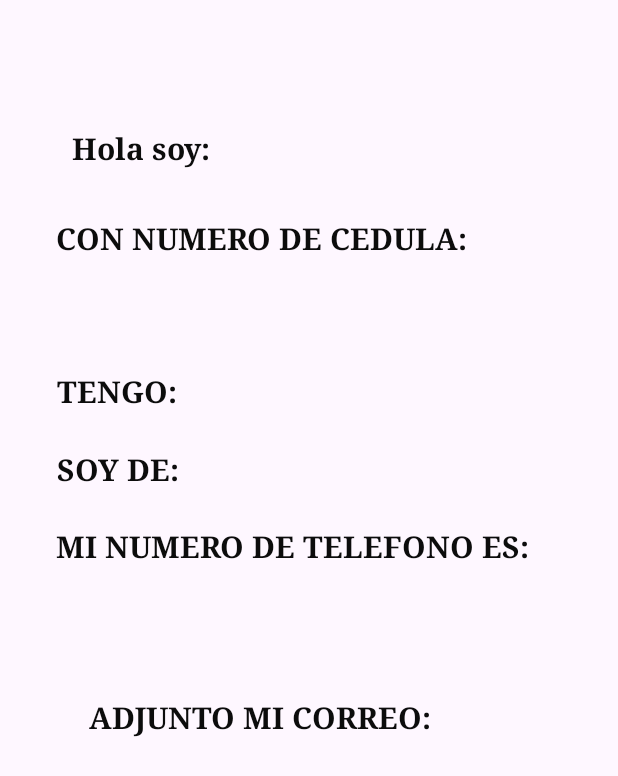
After one commit to JefersonManosalvas/Exam-IIP-movil, an Android app: the layout activity_ficha_generada.xml on its own in the app's theme, with its tools: preview values and no code run, on a phone screen of 412 x 824 dp. The commit adds this screen. Shown: the top 776 px of the screen. Run offline under Robolectric (Android 15) with nearby library versions, the phone set to English and light mode, and no system bars.

Commit message:
envio de datos

```diff
--- a/app/src/main/AndroidManifest.xml
+++ b/app/src/main/AndroidManifest.xml
@@ -13,6 +13,9 @@
         android:theme="@style/Theme.Ficha_Personal"
         tools:targetApi="31">
         <activity
+            android:name=".ficha_generada"
+            android:exported="false" />
+        <activity
             android:name=".MainActivity"
             android:exported="true">
             <intent-filter>
--- a/app/src/main/java/com/jpml/ficha_personal/MainActivity.java
+++ b/app/src/main/java/com/jpml/ficha_personal/MainActivity.java
@@ -2,13 +2,20 @@ package com.jpml.ficha_personal;
 
 import androidx.appcompat.app.AppCompatActivity;
 
+import android.app.DatePickerDialog;
+import android.content.Intent;
 import android.os.Bundle;
+import android.view.View;
 import android.widget.Button;
+import android.widget.DatePicker;
 import android.widget.EditText;
+
+import java.util.Calendar;
 
 public class MainActivity extends AppCompatActivity {
     EditText cedula,nombre,apellido,fechaN,correo,telefono,direccion;
     Button calendario,enviar;
+    String fecha;
 
     @Override
     protected void onCreate(Bundle savedInstanceState) {
@@ -23,6 +30,60 @@ public class MainActivity extends AppCompatActivity {
         direccion=findViewById(R.id.ed_direccion);
         calendario=findViewById(R.id.btn_calendario);
         enviar=findViewById(R.id.btn_enviar);
+        enviar.setOnClickListener(new View.OnClickListener() {
+            @Override
+            public void onClick(View view) {
+                envia_form();
+            }
+        });
+
+
 
     }
+
+    public void envia_form(){
+        Bundle datos = new Bundle();
+        String cedulaP = cedula.getText().toString();
+        String nombresP = nombre.getText().toString();
+        String Apellido = apellido.getText().toString();
+        String Fechan = fechaN.getText().toString();
+        String Correo = correo.getText().toString();
+        String Telefono = telefono.getText().toString();
+        String Direccion = direccion.getText().toString();
+
+            Intent intent = new Intent(MainActivity.this, ficha_generada.class);
+            datos.putString("cedulaP", cedulaP);
+            datos.putString("nombresP", nombresP);
+            datos.putString("apellido", Apellido);
+            datos.putString("fecha", Fechan);
+            datos.putString("correo", Correo);
+            datos.putString("telefono", Telefono);
+            datos.putString("direccion", Direccion);
+            intent.putExtras(datos);
+            startActivity(intent);
+
+
+
+
+
+
+    }
+
+    public void AbrirCalendario(View view) {
+        Calendar cal = Calendar.getInstance();
+        int anio = cal.get(Calendar.YEAR);
+        int mes = cal.get(Calendar.MONTH);
+        int dia = cal.get(Calendar.DAY_OF_MONTH);
+        DatePickerDialog dpd = new DatePickerDialog(MainActivity.this, new DatePickerDialog.OnDateSetListener() {
+            @Override
+            public void onDateSet(DatePicker view, int year, int month, int dayOfMonth) {
+                fecha = dayOfMonth + "/" + (month + 1) + "/" + year;
+                fechaN.setText(fecha);
+            }
+        }, dia, mes, anio);
+        dpd.show();
+    }
+
+
+
 }
--- /dev/null
+++ b/app/src/main/java/com/jpml/ficha_personal/ficha_generada.java
@@ -0,0 +1,68 @@
+package com.jpml.ficha_personal;
+
+import androidx.appcompat.app.AppCompatActivity;
+
+import android.os.Bundle;
+import android.widget.TextView;
+import java.util.Calendar;
+
+public class ficha_generada extends AppCompatActivity {
+    TextView Cedula,Nombre,edad,Direccion,Telefono,Correo;
+    String fecha;
+
+    @Override
+    protected void onCreate(Bundle savedInstanceState) {
+        super.onCreate(savedInstanceState);
+        setContentView(R.layout.activity_ficha_generada);
+        Cedula=findViewById(R.id.txt_cedula);
+        Nombre=findViewById(R.id.txt_nombre);
+        edad=findViewById(R.id.txt_edad);
+        Direccion=findViewById(R.id.txt_direccion);
+        Telefono=findViewById(R.id.txt_telefono);
+        Correo=findViewById(R.id.txt_email);
+
+        Bundle datos = this.getIntent().getExtras();
+        String cedula = datos.getString("cedulaP");
+        String nombre = datos.getString("nombresP");
+        String apellido = datos.getString("apellido");
+         fecha = datos.getString("fecha");
+        String correo = datos.getString("correo");
+        String telefono = datos.getString("telefono");
+        String direccion = datos.getString("direccion");
+
+
+        Cedula.setText(cedula);
+        Nombre.setText(nombre+" "+apellido);
+        //edad.setText(calcul_edad(fecha));
+        Direccion.setText(direccion);
+        Telefono.setText(telefono);
+        Correo.setText(correo);
+
+    }
+
+
+
+//    public String calcul_edad(String fechaNacimiento) {
+//
+//        String[] partesFecha = fechaNacimiento.split("-");
+//        int añoNacimiento = Integer.parseInt(partesFecha[0]);
+//        int mesNacimiento = Integer.parseInt(partesFecha[1]) - 1; // Restar 1 porque los meses en Calendar empiezan en 0
+//        int diaNacimiento = Integer.parseInt(partesFecha[2]);
+//
+//
+//        Calendar fechaActual = Calendar.getInstance();
+//        int añoActual = fechaActual.get(Calendar.YEAR);
+//        int mesActual = fechaActual.get(Calendar.MONTH); // Los meses también empiezan en 0
+//        int diaActual = fechaActual.get(Calendar.DAY_OF_MONTH);
+//
+//        int edad = añoActual - añoNacimiento;
+//
+//
+//        if (mesActual < mesNacimiento || (mesActual == mesNacimiento && diaActual < diaNacimiento)) {
+//            edad--;
+//        }
+
+//
+//        return String.valueOf(edad);
+//    }
+}
--- /dev/null
+++ b/app/src/main/res/layout/activity_ficha_generada.xml
@@ -0,0 +1,188 @@
+<?xml version="1.0" encoding="utf-8"?>
+<androidx.constraintlayout.widget.ConstraintLayout xmlns:android="http://schemas.android.com/apk/res/android"
+    xmlns:app="http://schemas.android.com/apk/res-auto"
+    xmlns:tools="http://schemas.android.com/tools"
+    android:layout_width="match_parent"
+    android:layout_height="match_parent"
+    tools:context=".ficha_generada">
+
+    <TextView
+        android:id="@+id/txt_cedula"
+        android:layout_width="140dp"
+        android:layout_height="55dp"
+        android:fontFamily="serif"
+        android:textSize="16sp"
+        android:textStyle="bold"
+        app:layout_constraintBottom_toBottomOf="parent"
+        app:layout_constraintEnd_toEndOf="parent"
+        app:layout_constraintHorizontal_bias="0.136"
+        app:layout_constraintStart_toStartOf="parent"
+        app:layout_constraintTop_toTopOf="parent"
+        app:layout_constraintVertical_bias="0.258" />
+
+    <TextView
+        android:id="@+id/txt_edad"
+        android:layout_width="140dp"
+        android:layout_height="55dp"
+        android:fontFamily="serif"
+        android:textSize="16sp"
+        android:textStyle="bold"
+        app:layout_constraintBottom_toBottomOf="parent"
+        app:layout_constraintEnd_toEndOf="parent"
+        app:layout_constraintHorizontal_bias="0.653"
+        app:layout_constraintStart_toStartOf="parent"
+        app:layout_constraintTop_toTopOf="parent"
+        app:layout_constraintVertical_bias="0.325" />
+
+    <TextView
+        android:id="@+id/txt_direccion"
+        android:layout_width="201dp"
+        android:layout_height="58dp"
+        android:fontFamily="serif"
+        android:textSize="16sp"
+        android:textStyle="bold"
+        app:layout_constraintBottom_toBottomOf="parent"
+        app:layout_constraintEnd_toEndOf="parent"
+        app:layout_constraintHorizontal_bias="0.842"
+        app:layout_constraintStart_toStartOf="parent"
+        app:layout_constraintTop_toTopOf="parent"
+        app:layout_constraintVertical_bias="0.391" />
+
+    <TextView
+        android:id="@+id/txt_telefono"
+        android:layout_width="201dp"
+        android:layout_height="58dp"
+        android:fontFamily="serif"
+        android:textSize="16sp"
+        android:textStyle="bold"
+        app:layout_constraintBottom_toBottomOf="parent"
+        app:layout_constraintEnd_toEndOf="parent"
+        app:layout_constraintHorizontal_bias="0.419"
+        app:layout_constraintStart_toStartOf="parent"
+        app:layout_constraintTop_toTopOf="parent"
+        app:layout_constraintVertical_bias="0.538" />
+
+    <TextView
+        android:id="@+id/txt_email"
+        android:layout_width="201dp"
+        android:layout_height="58dp"
+        android:fontFamily="serif"
+        android:textSize="16sp"
+        android:textStyle="bold"
+        app:layout_constraintBottom_toBottomOf="parent"
+        app:layout_constraintEnd_toEndOf="parent"
+        app:layout_constraintHorizontal_bias="0.419"
+        app:layout_constraintStart_toStartOf="parent"
+        app:layout_constraintTop_toTopOf="parent"
+        app:layout_constraintVertical_bias="0.665" />
+
+    <TextView
+        android:id="@+id/txt_bienvenida"
+        android:layout_width="140dp"
+        android:layout_height="55dp"
+        android:fontFamily="serif"
+        android:text="Hola soy:"
+        android:textColor="#0C0C0C"
+        android:textSize="20sp"
+        android:textStyle="bold"
+        app:layout_constraintBottom_toBottomOf="parent"
+        app:layout_constraintEnd_toEndOf="parent"
+        app:layout_constraintHorizontal_bias="0.177"
+        app:layout_constraintStart_toStartOf="parent"
+        app:layout_constraintTop_toTopOf="parent"
+        app:layout_constraintVertical_bias="0.111" />
+
+    <TextView
+        android:id="@+id/txt_bienvenida2"
+        android:layout_width="301dp"
+        android:layout_height="59dp"
+        android:fontFamily="serif"
+        android:text="CON NUMERO DE CEDULA:"
+        android:textColor="#0C0C0C"
+        android:textSize="20sp"
+        android:textStyle="bold"
+        app:layout_constraintBottom_toBottomOf="parent"
+        app:layout_constraintEnd_toEndOf="parent"
+        app:layout_constraintHorizontal_bias="0.336"
+        app:layout_constraintStart_toStartOf="parent"
+        app:layout_constraintTop_toTopOf="parent"
+        app:layout_constraintVertical_bias="0.19" />
+
+    <TextView
+        android:id="@+id/txt_bienvenida3"
+        android:layout_width="139dp"
+        android:layout_height="58dp"
+        android:fontFamily="serif"
+        android:text="TENGO:"
+        android:textColor="#0C0C0C"
+        android:textSize="20sp"
+        android:textStyle="bold"
+        app:layout_constraintBottom_toBottomOf="parent"
+        app:layout_constraintEnd_toEndOf="parent"
+        app:layout_constraintHorizontal_bias="0.139"
+        app:layout_constraintStart_toStartOf="parent"
+        app:layout_constraintTop_toTopOf="parent"
+        app:layout_constraintVertical_bias="0.323" />
+
+    <TextView
+        android:id="@+id/txt_bienvenida4"
+        android:layout_width="139dp"
+        android:layout_height="58dp"
+        android:fontFamily="serif"
+        android:text="SOY DE:"
+        android:textColor="#0C0C0C"
+        android:textSize="20sp"
+        android:textStyle="bold"
+        app:layout_constraintBottom_toBottomOf="parent"
+        app:layout_constraintEnd_toEndOf="parent"
+        app:layout_constraintHorizontal_bias="0.139"
+        app:layout_constraintStart_toStartOf="parent"
+        app:layout_constraintTop_toTopOf="parent"
+        app:layout_constraintVertical_bias="0.391" />
+
+    <TextView
+        android:id="@+id/txt_bienvenida5"
+        android:layout_width="322dp"
+        android:layout_height="68dp"
+        android:fontFamily="serif"
+        android:text="MI NUMERO DE TELEFONO ES:"
+        android:textColor="#0C0C0C"
+        android:textSize="20sp"
+        android:textStyle="bold"
+        app:layout_constraintBottom_toBottomOf="parent"
+        app:layout_constraintEnd_toEndOf="parent"
+        app:layout_constraintHorizontal_bias="0.415"
+        app:layout_constraintStart_toStartOf="parent"
+        app:layout_constraintTop_toTopOf="parent"
+        app:layout_constraintVertical_bias="0.464" />
+
+    <TextView
+        android:id="@+id/txt_bienvenida6"
+        android:layout_width="258dp"
+        android:layout_height="51dp"
+        android:fontFamily="serif"
+        android:text="ADJUNTO MI CORREO:"
+        android:textColor="#0C0C0C"
+        android:textSize="20sp"
+        android:textStyle="bold"
+        app:layout_constraintBottom_toBottomOf="parent"
+        app:layout_constraintEnd_toEndOf="parent"
+        app:layout_constraintHorizontal_bias="0.385"
+        app:layout_constraintStart_toStartOf="parent"
+        app:layout_constraintTop_toTopOf="parent"
+        app:layout_constraintVertical_bias="0.601" />
+
+    <TextView
+        android:id="@+id/txt_nombre"
+        android:layout_width="140dp"
+        android:layout_height="55dp"
+        android:fontFamily="serif"
+        android:textSize="16sp"
+        android:textStyle="bold"
+        app:layout_constraintBottom_toBottomOf="parent"
+        app:layout_constraintEnd_toEndOf="parent"
+        app:layout_constraintHorizontal_bias="0.73"
+        app:layout_constraintStart_toStartOf="parent"
+        app:layout_constraintTop_toTopOf="parent"
+        app:layout_constraintVertical_bias="0.11" />
+</androidx.constraintlayout.widget.ConstraintLayout>
--- a/app/src/main/res/layout/activity_main.xml
+++ b/app/src/main/res/layout/activity_main.xml
@@ -229,6 +229,7 @@
         android:layout_width="64dp"
         android:layout_height="52dp"
         android:hint="calendario"
+        android:onClick="AbrirCalendario"
         app:backgroundTint="#FFFFFF"
         app:icon="@drawable/baseline_calendar_month_24"
         app:iconTint="#121111"
```
